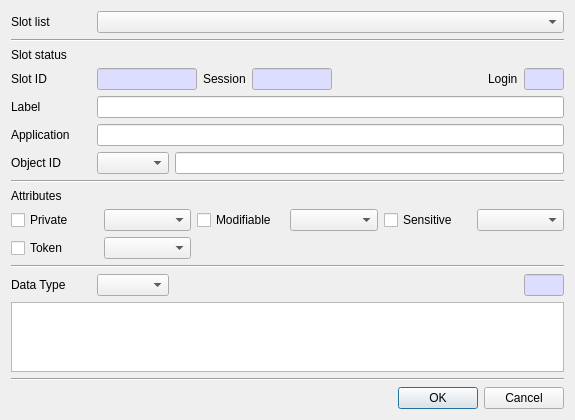
Qt form CryptokiMan/create_data_dlg.ui (jykim74/CryptokiMan) before a commit.
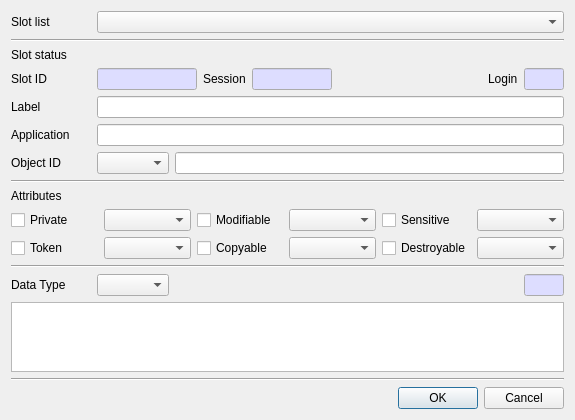
The same form after that commit.

Commit message: CKA_COPYABLE, CKA_DESTROYABLE 속성 기능 지원

```diff
--- a/CryptokiMan/create_data_dlg.ui
+++ b/CryptokiMan/create_data_dlg.ui
@@ -392,6 +392,26 @@
      <item row="1" column="1">
       <widget class="QComboBox" name="mTokenCombo"/>
      </item>
+     <item row="1" column="2">
+      <widget class="QCheckBox" name="mCopyableCheck">
+       <property name="text">
+        <string>Copyable</string>
+       </property>
+      </widget>
+     </item>
+     <item row="1" column="4">
+      <widget class="QCheckBox" name="mDestroyableCheck">
+       <property name="text">
+        <string>Destroyable</string>
+       </property>
+      </widget>
+     </item>
+     <item row="1" column="3">
+      <widget class="QComboBox" name="mCopyableCombo"/>
+     </item>
+     <item row="1" column="5">
+      <widget class="QComboBox" name="mDestroyableCombo"/>
+     </item>
     </layout>
    </item>
    <item>
```
The commit also changes 48 other files.
